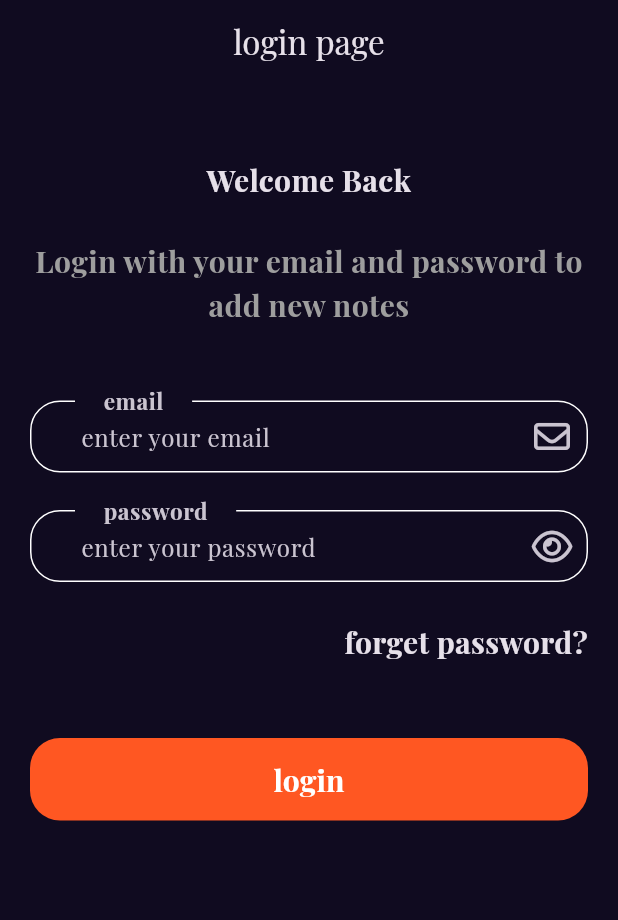
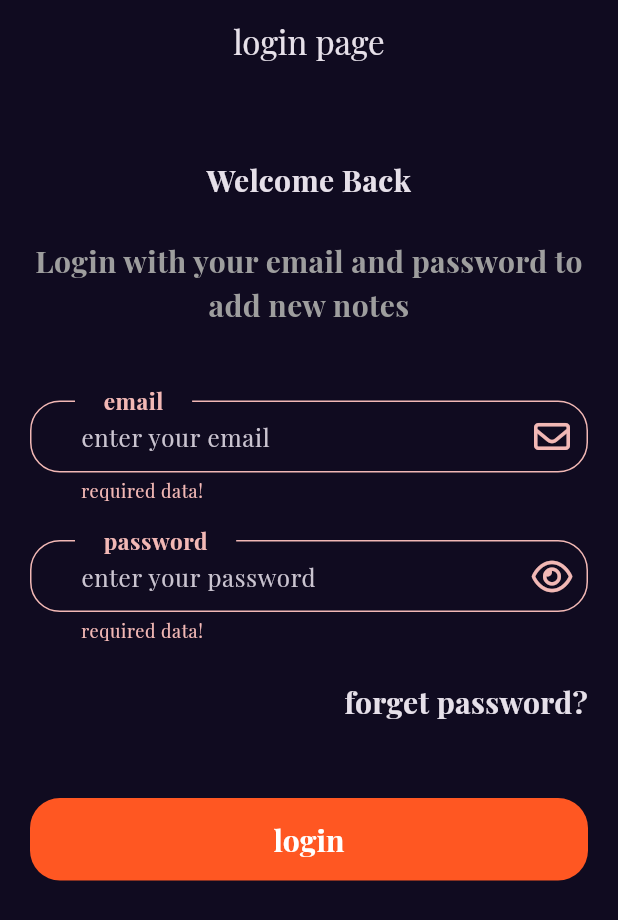
Before and after one commit to A7mad3lwan/notebook, a Flutter app: the screen it shows after launch, after a tap on "login", on a phone screen of 412 x 824 dp. Shown: the top 920 px of the screen. Run offline on Flutter 3.47's test engine with Material 3 defaults, Android fonts, the phone set to English and light mode, and no system bars; our stand-ins replace font_awesome_flutter, get; project files that could hold a hidden picture were left out.

Commit message:
create form validator class and refactor code

```diff
--- a/lib/core/controller/auth/login_controller.dart
+++ b/lib/core/controller/auth/login_controller.dart
@@ -1,3 +1,4 @@
+import 'package:flutter/foundation.dart';
 import 'package:font_awesome_flutter/font_awesome_flutter.dart';
 import 'package:get/get.dart';
 import 'package:flutter/material.dart';
@@ -37,7 +38,15 @@ class LoginControllerImpl extends LoginController {
   @override
   login() {
     var formData = formKey.currentState;
-    if (formData!.validate()) {}
+    if (formData!.validate()) {
+      if (kDebugMode) {
+        print('valid data');
+      }
+    } else {
+      if (kDebugMode) {
+        print('not valid data');
+      }
+    }
   }
 
   @override
--- /dev/null
+++ b/lib/core/functions/validator.dart
@@ -0,0 +1,33 @@
+import 'package:get/get.dart';
+
+formValidator(String val, String type, int max, int min) {
+  if (val.isEmpty) {
+    return 'required data!';
+  }
+
+  if (type == 'username') {
+    if (!GetUtils.isUsername(val)) {
+      return 'not valid username!';
+    }
+  }
+
+  if (type == 'phone') {
+    if (!GetUtils.isPhoneNumber(val)) {
+      return 'not valid phone!';
+    }
+  }
+
+  if (type == 'email') {
+    if (!GetUtils.isEmail(val)) {
+      return 'not valid email!';
+    }
+  }
+
+  if (val.length > max) {
+    return 'data should be less than $max digits!';
+  }
+
+  if (val.length < min) {
+    return 'data should be more than $min digits!';
+  }
+}
--- a/lib/view/widgets/auth/login_view_body.dart
+++ b/lib/view/widgets/auth/login_view_body.dart
@@ -2,6 +2,7 @@ import 'package:flutter/material.dart';
 import 'package:font_awesome_flutter/font_awesome_flutter.dart';
 import 'package:get/get.dart';
 import 'package:notebook/core/controller/auth/login_controller.dart';
+import 'package:notebook/core/functions/validator.dart';
 import 'package:notebook/view/widgets/auth/custom_form_filed.dart';
 
 import 'login_top_view.dart';
@@ -25,6 +26,9 @@ class LoginViewBody extends StatelessWidget {
             labelText: 'email',
             hintText: 'enter your email',
             suffix: FontAwesomeIcons.envelope,
+            validator: (val) {
+              return formValidator(val!, 'email', 100, 8);
+            },
           ),
           GetBuilder<LoginControllerImpl>(
             builder: (controller) => CustomFormFiled(
@@ -36,6 +40,9 @@ class LoginViewBody extends StatelessWidget {
               onIconTap: () {
                 controller.showPassword();
               },
+              validator: (val) {
+                return formValidator(val!, 'password', 100, 8);
+              },
             ),
           ),
           const LoginBottomView(),
--- a/lib/view/widgets/auth/login_view_bottom.dart
+++ b/lib/view/widgets/auth/login_view_bottom.dart
@@ -26,7 +26,9 @@ class LoginBottomView extends GetView<LoginControllerImpl> {
         SizedBox(
           width: double.infinity,
           child: CustomButton(
-            onPressed: () {},
+            onPressed: () {
+              controller.login();
+            },
             btnText: 'login',
           ),
         ),
```
